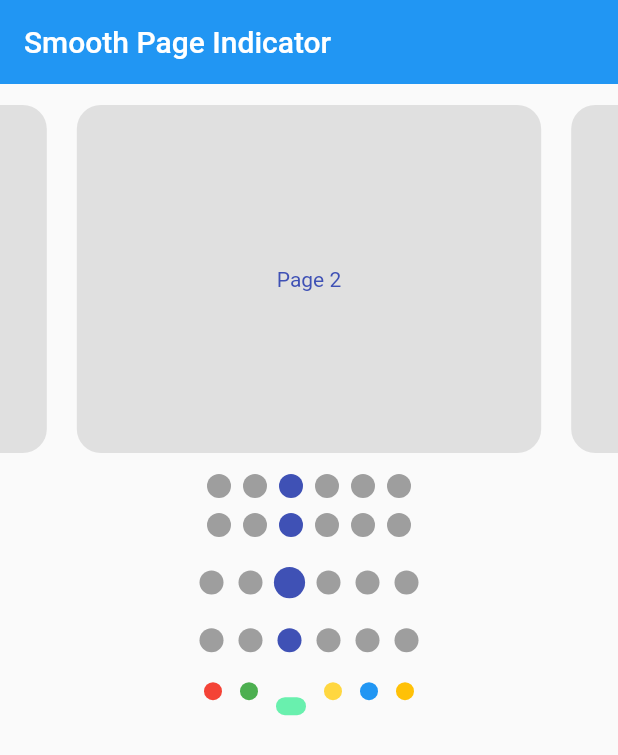
After one commit to 96kyle/practiceLibrary, a Flutter app: the screen it shows after launch, on a phone screen of 412 x 824 dp. The commit adds this screen. Shown: the top 755 px of the screen. Run offline on Flutter 3.47's test engine with Material 2 defaults, Android fonts, the phone set to English and light mode, and no system bars; drawn by our look-alikes of smooth_page_indicator; our stand-ins replace flip_card, flutter_colorpicker, image_gallery_saver, permission_handler.

Commit message:
smooth indicator 작성

```diff
--- a/lib/main.dart
+++ b/lib/main.dart
@@ -1,4 +1,5 @@
 import 'package:carousel/pages/flip_card_page.dart';
+import 'package:carousel/pages/indicator_page.dart';
 import 'package:flutter/material.dart';
 
 void main() {
@@ -13,7 +14,7 @@ class MyApp extends StatelessWidget {
   Widget build(BuildContext context) {
     return MaterialApp(
       title: 'Carousel',
-      home: FlipCardPage(),
+      home: IndicatorPage(),
     );
   }
 }
--- a/lib/draw/draw.dart
+++ b/lib/pages/draw_page.dart
@@ -9,14 +9,14 @@ import 'package:image_gallery_saver/image_gallery_saver.dart';
 import 'package:intl/intl.dart';
 import 'package:permission_handler/permission_handler.dart';
 
-class Draw extends StatefulWidget {
-  const Draw({Key? key}) : super(key: key);
+class DrawPage extends StatefulWidget {
+  const DrawPage({Key? key}) : super(key: key);
 
   @override
-  _DrawState createState() => _DrawState();
+  _DrawPageState createState() => _DrawPageState();
 }
 
-class _DrawState extends State<Draw> {
+class _DrawPageState extends State<DrawPage> {
   List<DrawingArea?> position = [];
 
   Color pickerColor = Colors.black;
--- /dev/null
+++ b/lib/pages/indicator_page.dart
@@ -0,0 +1,183 @@
+import 'dart:async';
+
+import 'package:flutter/material.dart';
+import 'package:smooth_page_indicator/smooth_page_indicator.dart';
+
+class IndicatorPage extends StatefulWidget {
+  const IndicatorPage({Key? key}) : super(key: key);
+
+  @override
+  State<IndicatorPage> createState() => _IndicatorPageState();
+}
+
+class _IndicatorPageState extends State<IndicatorPage> {
+  final controller = PageController(
+    viewportFraction: 0.8,
+    keepPage: false,
+    initialPage: 0,
+  );
+  final pages = List.generate(
+      6,
+      (index) => Container(
+            decoration: BoxDecoration(
+              borderRadius: BorderRadius.circular(16),
+              color: Colors.grey.shade300,
+            ),
+            margin: EdgeInsets.symmetric(horizontal: 10, vertical: 4),
+            child: Container(
+              height: 280,
+              child: Center(
+                  child: Text(
+                "Page $index",
+                style: TextStyle(color: Colors.indigo),
+              )),
+            ),
+          ));
+
+  void autoPagination() async {
+    await Timer.periodic(Duration(seconds: 3), (timer) {
+      controller.nextPage(
+        duration: Duration(milliseconds: 300),
+        curve: Curves.easeIn,
+      );
+    });
+  }
+
+  @override
+  void initState() {
+    autoPagination();
+    super.initState();
+  }
+
+  @override
+  Widget build(BuildContext context) {
+    return Scaffold(
+      appBar: AppBar(
+        title: Text(
+          'Smooth Page Indicator',
+        ),
+        elevation: 0,
+      ),
+      body: Column(
+        crossAxisAlignment: CrossAxisAlignment.stretch,
+        children: [
+          SizedBox(
+            height: 10,
+          ),
+          SizedBox(
+            height: 240,
+            child: PageView.builder(
+              controller: controller,
+              // itemCount: pages.length,
+              itemBuilder: (_, index) {
+                return pages[index % pages.length];
+              },
+            ),
+          ),
+          SizedBox(
+            height: 10,
+          ),
+          Center(
+            child: SmoothPageIndicator(
+              controller: controller,
+              count: pages.length,
+              effect: const WormEffect(
+                dotHeight: 16,
+                dotWidth: 16,
+                type: WormType.thinUnderground,
+              ),
+            ),
+          ),
+          SizedBox(
+            height: 10,
+          ),
+          Center(
+            child: SmoothPageIndicator(
+              controller: controller,
+              count: pages.length,
+              effect: JumpingDotEffect(
+                dotHeight: 16,
+                dotWidth: 16,
+                jumpScale: .7,
+                verticalOffset: 15,
+              ),
+            ),
+          ),
+          SizedBox(
+            height: 20,
+          ),
+          Center(
+            child: SmoothPageIndicator(
+              controller: controller,
+              count: pages.length,
+              effect: ScrollingDotsEffect(
+                activeStrokeWidth: 2.6,
+                activeDotScale: 1.3,
+                maxVisibleDots: 5,
+                radius: 8,
+                spacing: 10,
+                dotHeight: 16,
+                dotWidth: 16,
+              ),
+            ),
+          ),
+          SizedBox(
+            height: 20,
+          ),
+          Center(
+            child: SmoothPageIndicator(
+              controller: controller,
+              count: pages.length,
+              effect: SwapEffect(
+                radius: 8,
+                spacing: 10,
+                dotHeight: 16,
+                dotWidth: 16,
+              ),
+            ),
+          ),
+          SizedBox(
+            height: 20,
+          ),
+          Center(
+            child: Container(
+              child: SmoothPageIndicator(
+                controller: controller,
+                count: pages.length,
+                effect: CustomizableEffect(
+                  activeDotDecoration: DotDecoration(
+                    width: 20,
+                    height: 12,
+                    rotationAngle: 180,
+                    verticalOffset: -10,
+                    borderRadius: BorderRadius.circular(24),
+                  ),
+                  dotDecoration: DotDecoration(
+                    width: 12,
+                    height: 12,
+                    color: Colors.grey,
+                    borderRadius: BorderRadius.circular(16),
+                    verticalOffset: 0,
+                  ),
+                  spacing: 12.0,
+                  activeColorOverride: (i) => colors[i],
+                  inActiveColorOverride: (i) => colors[i],
+                ),
+              ),
+            ),
+          ),
+          SizedBox()
+        ],
+      ),
+    );
+  }
+}
+
+final colors = const [
+  Colors.red,
+  Colors.green,
+  Colors.greenAccent,
+  Colors.amberAccent,
+  Colors.blue,
+  Colors.amber,
+];
--- a/pubspec.yaml
+++ b/pubspec.yaml
@@ -40,6 +40,7 @@ dependencies:
   image_gallery_saver: ^1.7.1
   intl: ^0.17.0
   flip_card: ^0.7.0
+  smooth_page_indicator: ^1.1.0
 
 dev_dependencies:
   flutter_test:
```
Also changed, not shown: pubspec.lock.
